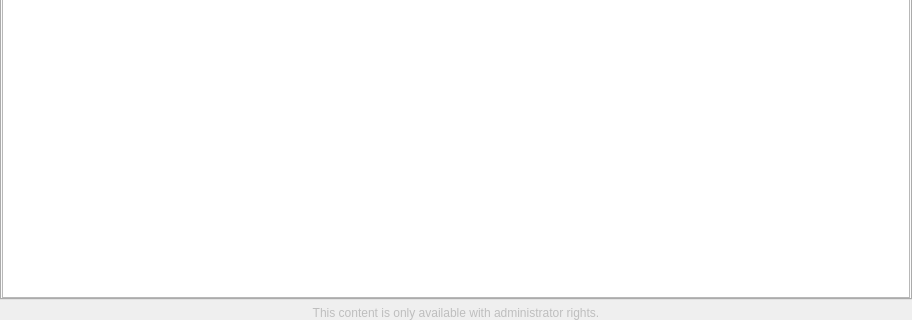
Above: source/client/ui/hosts/router_widget.ui from dchapyshev/aspia before the change; both pictures show x 0 to 912 and y 256 to 576 of the 912 by 576 pixel window. Below: the same form after it.
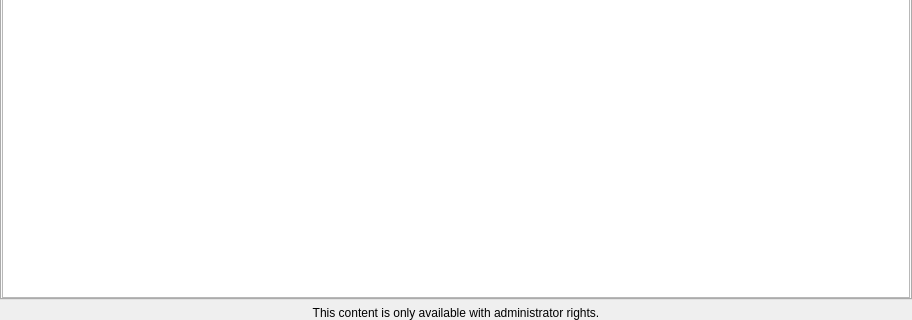
That is the form after the change. Icons and pictures are not drawn. Custom widgets are drawn as their Qt base class.

```diff
--- a/source/client/ui/hosts/router_widget.ui
+++ b/source/client/ui/hosts/router_widget.ui
@@ -522,9 +522,6 @@
    </item>
    <item>
     <widget class="QLabel" name="label_non_admin_hint">
-     <property name="enabled">
-      <bool>false</bool>
-     </property>
      <property name="text">
       <string>This content is only available with administrator rights.</string>
      </property>
```
